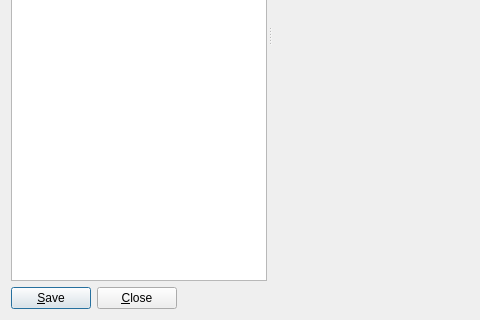
The window that ndtsconfigtool/ui/componentdlg.ui (jkotan/nexdatas.configtool) describes before a commit, drawn with Qt 5; both pictures show x 0 to 480 and y 250 to 570 of the 729 by 570 pixel window.
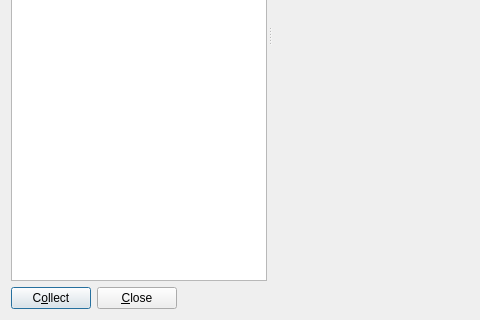
The same window after the commit.

Commit message: changing Save button to Collect

Patch:
```diff
--- a/ndtsconfigtool/ui/componentdlg.ui
+++ b/ndtsconfigtool/ui/componentdlg.ui
@@ -22,7 +22,7 @@
      <property name="handleWidth">
       <number>6</number>
      </property>
-     <widget class="QWidget" name="">
+     <widget class="QWidget" name="layoutWidget">
       <layout class="QVBoxLayout" name="verticalLayout">
        <item>
         <widget class="QTreeView" name="view"/>
@@ -32,7 +32,7 @@
          <item>
           <widget class="QPushButton" name="savePushButton">
            <property name="text">
-            <string>&amp;Save</string>
+            <string>C&amp;ollect</string>
            </property>
           </widget>
          </item>
```
The commit also changes 1 other file.
